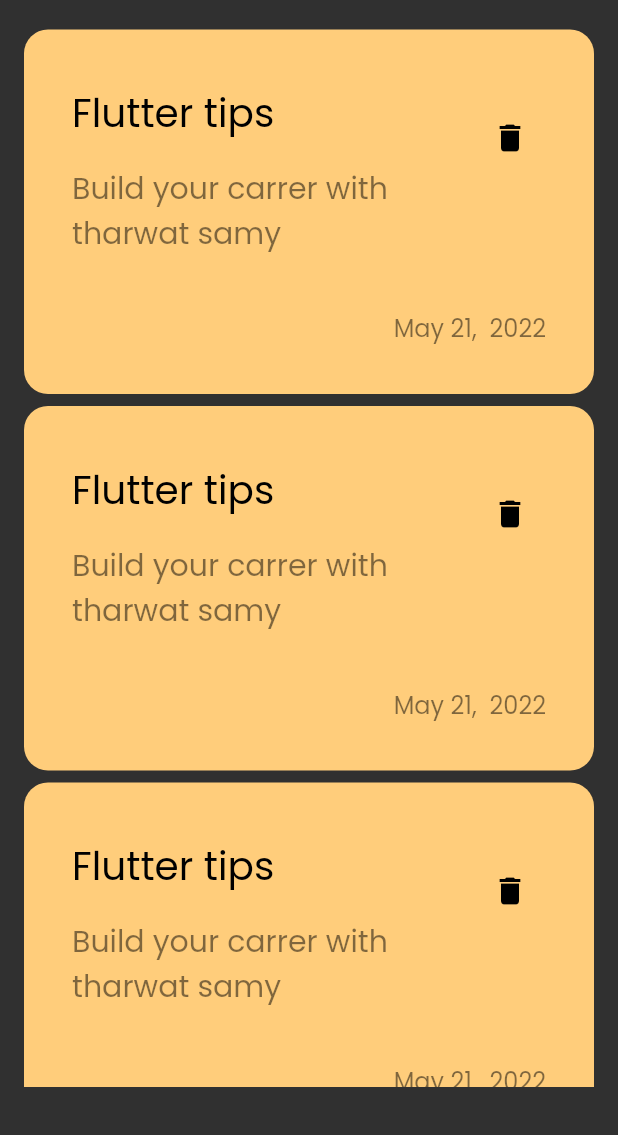
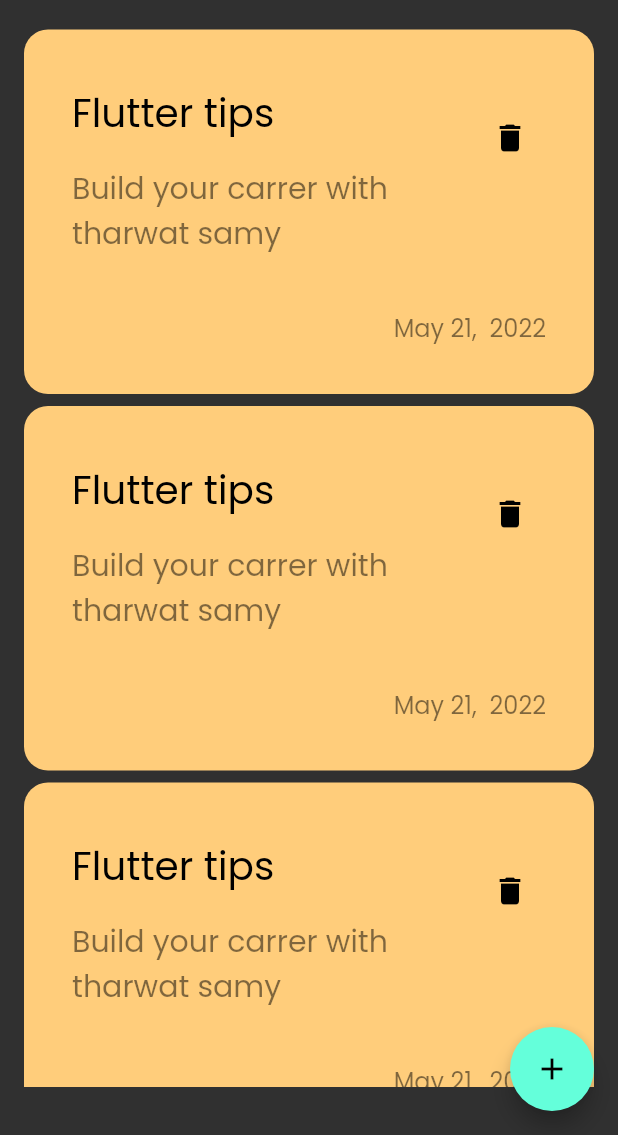
Before and after one commit to salsabilelshiekh2022/noteApp, a Flutter app: the screen it shows after launch, on a phone screen of 412 x 824 dp, the part 101-1236 px from its top. Run offline on Flutter 3.47's test engine with Material 2 defaults, Android fonts, the phone set to English and light mode, and no system bars.

Commit message:
Add floating action button

```diff
--- a/lib/views/pages/note_page.dart
+++ b/lib/views/pages/note_page.dart
@@ -6,8 +6,12 @@
 
   @override
   Widget build(BuildContext context) {
-    return const Scaffold(
-      body: NotesViewBody(),
+    return Scaffold(
+      body: const NotesViewBody(),
+      floatingActionButton: FloatingActionButton(
+        onPressed: () {},
+        child: const Icon(Icons.add),
+      ),
     );
   }
 }
```
